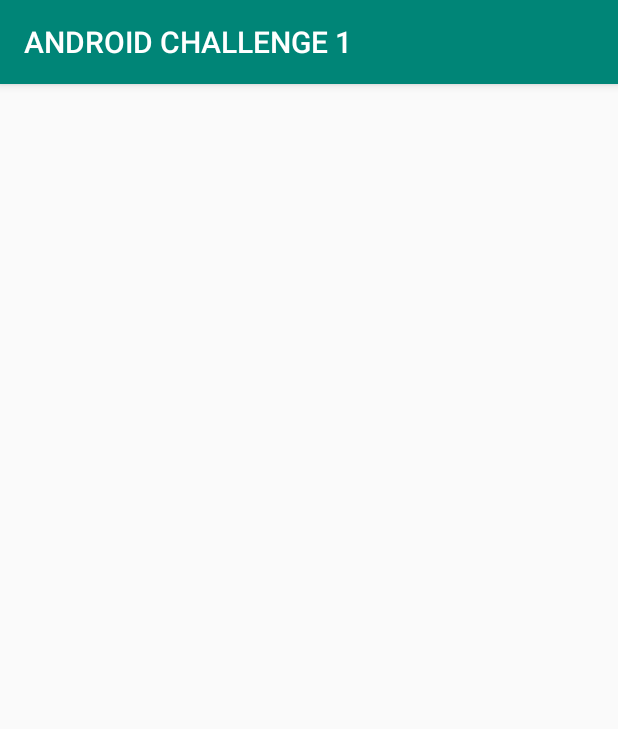
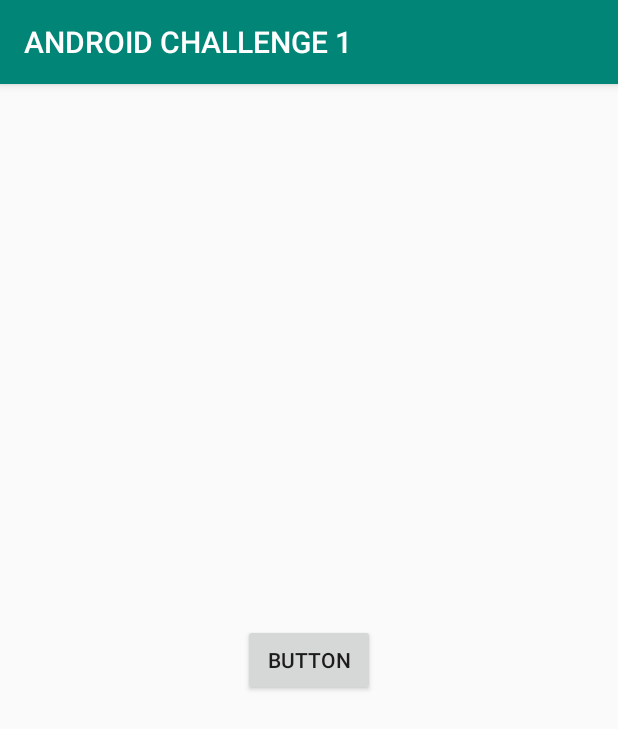
Before and after one commit to dev5151/AcmAndroidChallenge1, an Android app: the DineshActivity screen opened directly, with no data from a screen before it, on a phone screen of 412 x 824 dp. Shown: the top 729 px of the screen. Run offline under Robolectric (Android 15) with nearby library versions, the phone set to English and light mode, and no system bars.

Commit message:
My first commit

```diff
--- a/app/src/main/java/com/acmvit/androidchallenge1/Activities/DineshActivity.java
+++ b/app/src/main/java/com/acmvit/androidchallenge1/Activities/DineshActivity.java
@@ -3,6 +3,9 @@ package com.acmvit.androidchallenge1.Activities;
 import androidx.appcompat.app.AppCompatActivity;
 
 import android.os.Bundle;
+import android.view.View;
+import android.widget.Button;
+import android.widget.Toast;
 
 import com.acmvit.androidchallenge1.R;
 
@@ -12,5 +15,15 @@ public class DineshActivity extends AppCompatActivity {
     protected void onCreate(Bundle savedInstanceState) {
         super.onCreate(savedInstanceState);
         setContentView(R.layout.activity_dinesh);
+
+        Button button=(Button)findViewById(R.id.button);
+        button.setOnClickListener(new View.OnClickListener() {
+            @Override
+            public void onClick(View v) {
+                Toast.makeText(getApplicationContext(),"My first commit",Toast.LENGTH_LONG).show();
+            }
+        });
     }
+
+
 }
--- a/app/src/main/res/layout/activity_dinesh.xml
+++ b/app/src/main/res/layout/activity_dinesh.xml
@@ -6,4 +6,13 @@
     android:layout_height="match_parent"
     tools:context=".Activities.DineshActivity">
 
+    <Button
+        android:id="@+id/button"
+        android:layout_width="wrap_content"
+        android:layout_height="wrap_content"
+        android:text="Button"
+        app:layout_constraintBottom_toBottomOf="parent"
+        app:layout_constraintEnd_toEndOf="parent"
+        app:layout_constraintStart_toStartOf="parent"
+        app:layout_constraintTop_toTopOf="parent" />
 </androidx.constraintlayout.widget.ConstraintLayout>
```
